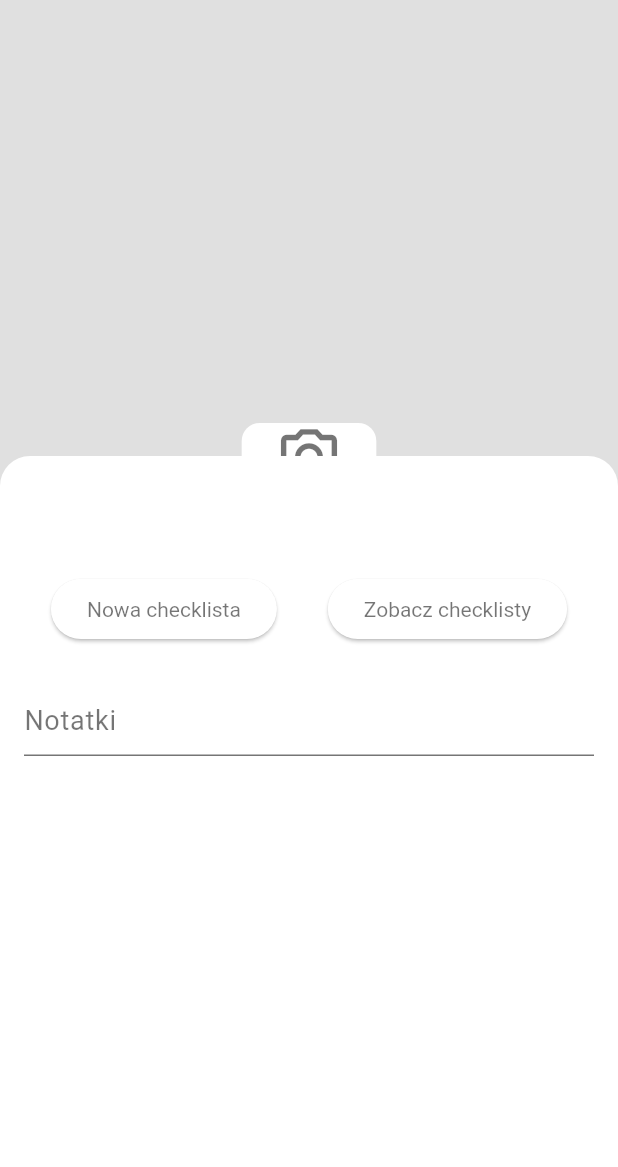
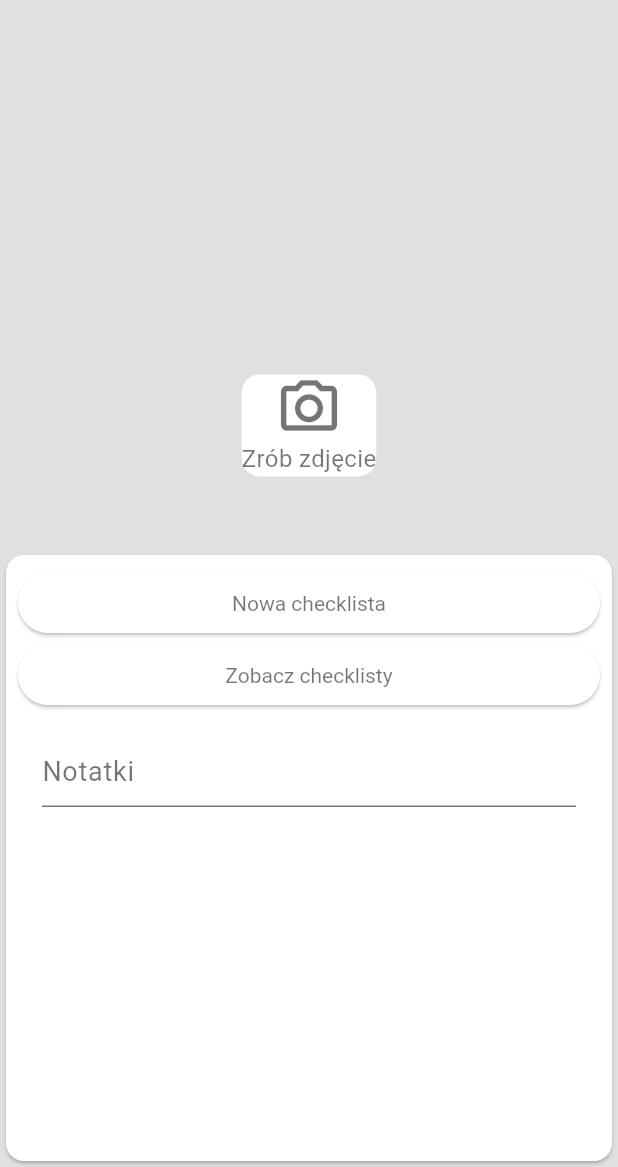
Before and after one commit to agata-miko/ule, a Flutter app: the HiveScreen screen opened directly with empty values, on a phone screen of 412 x 824 dp, the part 69-1236 px from its top. Run offline on Flutter 3.47's test engine with Material 3 defaults, Android fonts, the phone set to English and light mode, and no system bars; our stand-ins replace animated_text_kit, flutter_riverpod, google_fonts, image_picker, sqflite; missing offline and left inert: modern_themes; accounts and stored records are empty; Roboto replaces fonts that are missing (Zeyada).

Commit message:
second version of the hive_screen improved, bugs removed (hive_screen3)

```diff
--- a/lib/screens/hive_screen_3.dart
+++ b/lib/screens/hive_screen_3.dart
@@ -34,8 +34,39 @@ class _HiveScreenState extends ConsumerState<HiveScreen> {
 
   @override
   Widget build(BuildContext context) {
+    var imageDisplay = widget.selectedImage != null &&
+            widget.selectedImage!.path.isNotEmpty &&
+            File(widget.selectedImage!.path).existsSync()
+        ? Image.file(
+            widget.selectedImage!,
+            fit: BoxFit.cover,
+          )
+        : ImageInput(onPickImage: (image) {
+            updateHiveData(context, image);
+          });
+    widget.selectedImage == null
+        ? TextButton(
+            onPressed: () {
+              ref
+                  .read(hiveDataProvider.notifier)
+                  .updateHivePhoto(widget.hiveName, widget.selectedImage);
+              Navigator.of(context).pop();
+            },
+            child: const Text('Dodaj zdjęcie'),
+          )
+        : const SizedBox(
+            height: 10,
+          );
+
+    bool _shouldExtendBody() {
+      // Check if the keyboard is open and the screen is adjusting
+      return !(MediaQuery.of(context).viewInsets.bottom > 0 &&
+          MediaQuery.of(context).viewInsets.bottom !=
+              MediaQuery.of(context).padding.bottom);
+    }
+
     return Scaffold(
-      extendBodyBehindAppBar: true,
+      extendBodyBehindAppBar: _shouldExtendBody(),
       appBar: AppBar(
         //TODO make the appbar's text and icon color dependent on the color palette of the photo taken by user
         title: Text(
@@ -47,46 +78,26 @@ class _HiveScreenState extends ConsumerState<HiveScreen> {
         ),
       ),
       body: Stack(
-        children: <Widget>[
-          // Background Image
-          Positioned.fill(
-            bottom: 100.0,
-            child: widget.selectedImage != null &&
-                    widget.selectedImage!.path.isNotEmpty &&
-                    File(widget.selectedImage!.path).existsSync()
-                ? Image.file(
-                    widget.selectedImage!,
-                    fit: BoxFit.cover,
-                  )
-                : ImageInput(onPickImage: (image) {
-                    updateHiveData(context, image);
-                  }),
+        children: [
+          Positioned(
+            child: imageDisplay,
+            bottom: MediaQuery.of(context).size.height * 0.2,
+            left: 0,
+            right: 0,
+            top: 0,
           ),
-
-          // Overlay Card
-          Positioned(
-            bottom: 0.0,
-            left: 0.0,
-            right: 0.0,
-            top: 350,
-            child: ConstrainedBox(
-              constraints: const BoxConstraints(
-                maxHeight: 300,
-              ),
-              child: Container(
-                decoration: const BoxDecoration(
-                    borderRadius: BorderRadius.only(
-                        topLeft: Radius.circular(20),
-                        topRight: Radius.circular(20)), color: Colors.white),
+          Positioned(bottom: 0,
+              left: 0,
+              right: 0,
+            top: null,
+            child: Container(height: MediaQuery.of(context).size.height * 0.5,
+              child: Card(color: Theme.of(context).colorScheme.primaryContainer,
+              child: Padding(
+                padding: const EdgeInsets.all(8.0),
                 child: SingleChildScrollView(
                   child: Column(
+                    mainAxisAlignment: MainAxisAlignment.spaceEvenly,
                     crossAxisAlignment: CrossAxisAlignment.stretch,
-                    children: [
-                      const SizedBox(height: 20,),
-                      Text(widget.hiveName, style: Theme.of(context).textTheme.bodyLarge!.copyWith(fontSize: 25), textAlign: TextAlign.center),
-                      const SizedBox(height: 20,),
-                      Row(
-                        mainAxisAlignment: MainAxisAlignment.spaceEvenly,
                     children: [
                       ElevatedButton(
                         onPressed: () {
@@ -95,8 +106,7 @@ class _HiveScreenState extends ConsumerState<HiveScreen> {
                                 builder: (ctx) => ChecklistScreen(
                                   hiveId: widget.hiveId,
                                   hiveName: widget.hiveName,
-                                  ),
-                                ),
+                                )),
                           );
                         },
                         child: const Text('Nowa checklista'),
@@ -108,22 +118,20 @@ class _HiveScreenState extends ConsumerState<HiveScreen> {
                                 builder: (ctx) => ChecklistListScreen(
                                   hiveId: widget.hiveId,
                                   hiveName: widget.hiveName,
-                                  ),
-                                ),
+                                )),
                           );
                         },
                         child: const Text('Zobacz checklisty'),
                       ),
-                        ],
+                      NoteEditor(
+                        hiveId: widget.hiveId,
                       ),
-                      const SizedBox(height: 10),
-                      NoteEditor(hiveId: widget.hiveId),
                     ],
                   ),
                 ),
               ),
                         ),
-          ),
+            ),),
         ],
       ),
     );
```
Also changed, not shown: lib/screens/hive_screen.dart (+7 -8 lines). Lines whose indentation alone changed are shown as unchanged.
